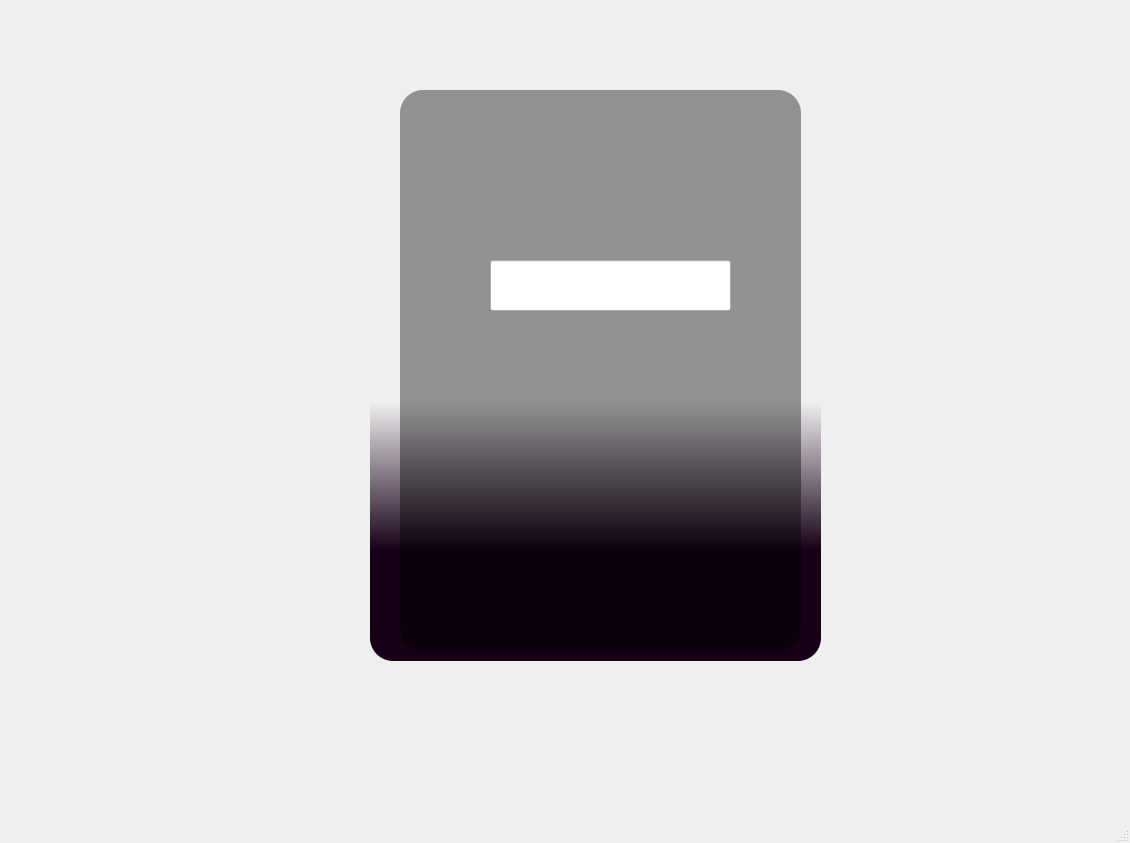
This is untitled.ui in manhhaonhm/ungdung as Qt 5 draws it before an edit. The edited form follows.
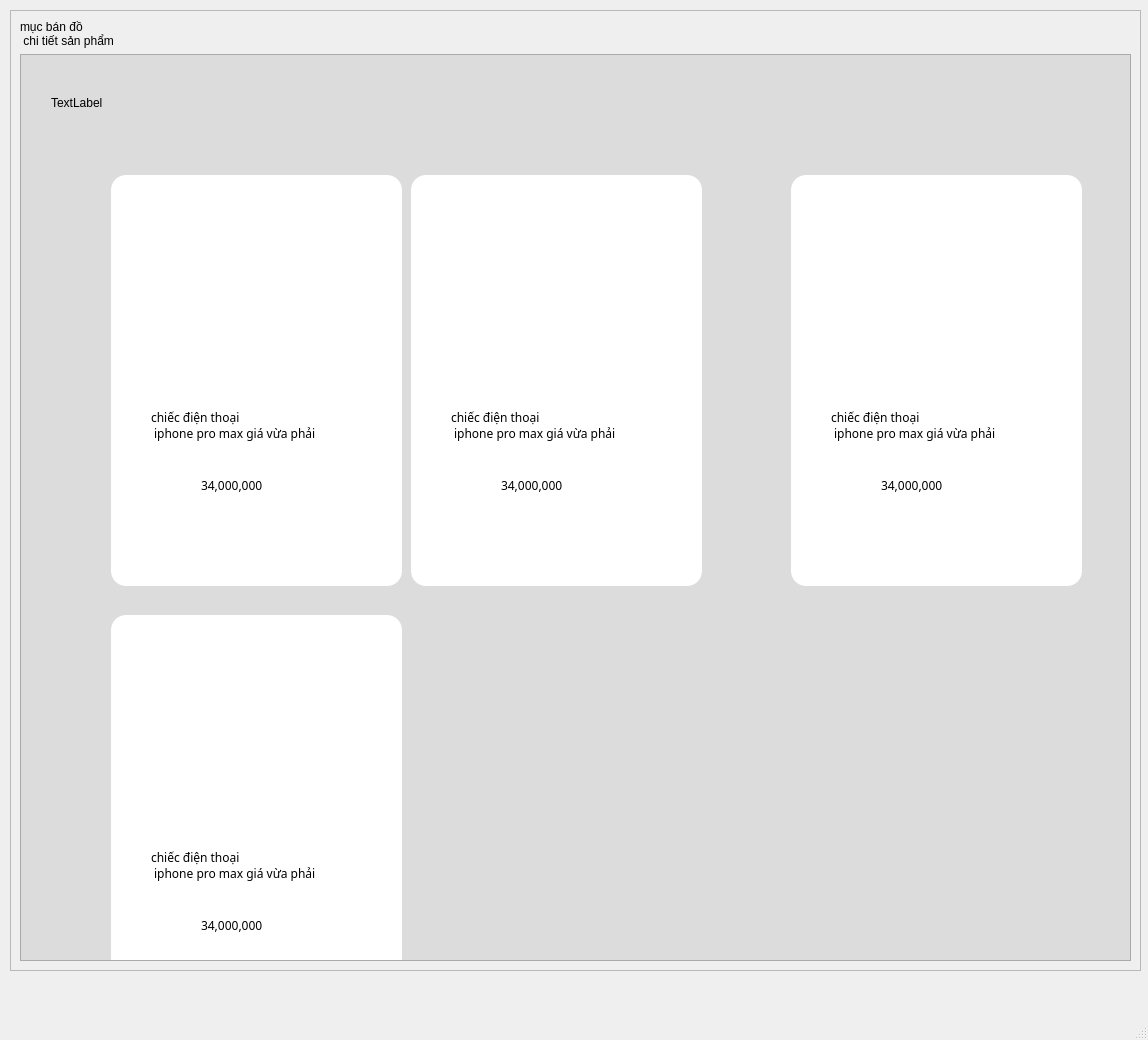
This is the edited form. Icons and pictures are not drawn.

Diff of the .ui file:
```diff
--- a/untitled.ui
+++ b/untitled.ui
@@ -6,88 +6,396 @@
    <rect>
     <x>0</x>
     <y>0</y>
-    <width>1130</width>
-    <height>843</height>
+    <width>1148</width>
+    <height>1040</height>
    </rect>
   </property>
   <property name="windowTitle">
    <string>MainWindow</string>
   </property>
   <widget class="QWidget" name="centralwidget">
-   <widget class="QWidget" name="widget" native="true">
+   <widget class="QScrollArea" name="scrollArea">
     <property name="geometry">
      <rect>
-      <x>350</x>
-      <y>40</y>
-      <width>501</width>
-      <height>641</height>
+      <x>10</x>
+      <y>10</y>
+      <width>1131</width>
+      <height>961</height>
      </rect>
     </property>
-    <widget class="QLabel" name="label_2">
+    <property name="widgetResizable">
+     <bool>true</bool>
+    </property>
+    <widget class="QWidget" name="scrollAreaWidgetContents">
      <property name="geometry">
       <rect>
-       <x>20</x>
-       <y>10</y>
-       <width>451</width>
-       <height>611</height>
+       <x>0</x>
+       <y>0</y>
+       <width>1129</width>
+       <height>959</height>
       </rect>
      </property>
-     <property name="styleSheet">
-      <string notr="true">background-color: qlineargradient(spread:pad, x1:0, y1:0.818, x2:0, y2:0.409, stop:0 rgba(22, 0, 23, 255), stop:0.59204 rgba(204, 0, 255, 0));
-border-radius: 23px;</string>
-     </property>
-     <property name="text">
-      <string/>
-     </property>
+     <layout class="QVBoxLayout" name="verticalLayout">
+      <item>
+       <widget class="QLabel" name="label">
+        <property name="text">
+         <string>mục bán đồ 
+ chi tiết sản phẩm</string>
+        </property>
+       </widget>
+      </item>
+      <item>
+       <widget class="QScrollArea" name="scrollArea_2">
+        <property name="styleSheet">
+         <string notr="true">background-color: rgb(220, 220, 220);</string>
+        </property>
+        <property name="widgetResizable">
+         <bool>true</bool>
+        </property>
+        <widget class="QWidget" name="scrollAreaWidgetContents_2">
+         <property name="geometry">
+          <rect>
+           <x>0</x>
+           <y>0</y>
+           <width>1105</width>
+           <height>896</height>
+          </rect>
+         </property>
+         <widget class="QLabel" name="label_2">
+          <property name="geometry">
+           <rect>
+            <x>30</x>
+            <y>40</y>
+            <width>71</width>
+            <height>16</height>
+           </rect>
+          </property>
+          <property name="text">
+           <string>TextLabel</string>
+          </property>
+         </widget>
+         <widget class="QLabel" name="label_3">
+          <property name="geometry">
+           <rect>
+            <x>150</x>
+            <y>120</y>
+            <width>271</width>
+            <height>311</height>
+           </rect>
+          </property>
+          <property name="text">
+           <string/>
+          </property>
+         </widget>
+         <widget class="QFrame" name="frame">
+          <property name="geometry">
+           <rect>
+            <x>90</x>
+            <y>120</y>
+            <width>291</width>
+            <height>411</height>
+           </rect>
+          </property>
+          <property name="styleSheet">
+           <string notr="true">background-color: rgb(255, 255, 255);
+border-radius:15px;</string>
+          </property>
+          <property name="frameShape">
+           <enum>QFrame::StyledPanel</enum>
+          </property>
+          <property name="frameShadow">
+           <enum>QFrame::Raised</enum>
+          </property>
+          <widget class="QLabel" name="label_4">
+           <property name="geometry">
+            <rect>
+             <x>50</x>
+             <y>40</y>
+             <width>191</width>
+             <height>201</height>
+            </rect>
+           </property>
+           <property name="text">
+            <string/>
+           </property>
+           <property name="pixmap">
+            <pixmap>image/iphone_16_pro_max_natural_-_1_copy_c85417198ff249b0852a93d7bc660695_medium (1).webp</pixmap>
+           </property>
+           <property name="scaledContents">
+            <bool>true</bool>
+           </property>
+          </widget>
+          <widget class="QLabel" name="label_14">
+           <property name="geometry">
+            <rect>
+             <x>40</x>
+             <y>220</y>
+             <width>221</width>
+             <height>61</height>
+            </rect>
+           </property>
+           <property name="font">
+            <font>
+             <family>Century Gothic</family>
+            </font>
+           </property>
+           <property name="text">
+            <string>chiếc điện thoại 
+ iphone pro max giá vừa phải</string>
+           </property>
+          </widget>
+          <widget class="QLabel" name="label_15">
+           <property name="geometry">
+            <rect>
+             <x>90</x>
+             <y>290</y>
+             <width>71</width>
+             <height>41</height>
+            </rect>
+           </property>
+           <property name="font">
+            <font>
+             <family>Century Gothic</family>
+            </font>
+           </property>
+           <property name="text">
+            <string>34,000,000</string>
+           </property>
+          </widget>
+         </widget>
+         <widget class="QFrame" name="frame_5">
+          <property name="geometry">
+           <rect>
+            <x>390</x>
+            <y>120</y>
+            <width>291</width>
+            <height>411</height>
+           </rect>
+          </property>
+          <property name="styleSheet">
+           <string notr="true">background-color: rgb(255, 255, 255);
+border-radius:15px;</string>
+          </property>
+          <property name="frameShape">
+           <enum>QFrame::StyledPanel</enum>
+          </property>
+          <property name="frameShadow">
+           <enum>QFrame::Raised</enum>
+          </property>
+          <widget class="QLabel" name="label_16">
+           <property name="geometry">
+            <rect>
+             <x>50</x>
+             <y>40</y>
+             <width>191</width>
+             <height>201</height>
+            </rect>
+           </property>
+           <property name="text">
+            <string/>
+           </property>
+           <property name="pixmap">
+            <pixmap>image/iphone_16_pro_max_natural_-_1_copy_c85417198ff249b0852a93d7bc660695_medium (1).webp</pixmap>
+           </property>
+           <property name="scaledContents">
+            <bool>true</bool>
+           </property>
+          </widget>
+          <widget class="QLabel" name="label_17">
+           <property name="geometry">
+            <rect>
+             <x>40</x>
+             <y>220</y>
+             <width>221</width>
+             <height>61</height>
+            </rect>
+           </property>
+           <property name="font">
+            <font>
+             <family>Century Gothic</family>
+            </font>
+           </property>
+           <property name="text">
+            <string>chiếc điện thoại 
+ iphone pro max giá vừa phải</string>
+           </property>
+          </widget>
+          <widget class="QLabel" name="label_18">
+           <property name="geometry">
+            <rect>
+             <x>90</x>
+             <y>290</y>
+             <width>71</width>
+             <height>41</height>
+            </rect>
+           </property>
+           <property name="font">
+            <font>
+             <family>Century Gothic</family>
+            </font>
+           </property>
+           <property name="text">
+            <string>34,000,000</string>
+           </property>
+          </widget>
+         </widget>
+         <widget class="QFrame" name="frame_6">
+          <property name="geometry">
+           <rect>
+            <x>770</x>
+            <y>120</y>
+            <width>291</width>
+            <height>411</height>
+           </rect>
+          </property>
+          <property name="styleSheet">
+           <string notr="true">background-color: rgb(255, 255, 255);
+border-radius:15px;</string>
+          </property>
+          <property name="frameShape">
+           <enum>QFrame::StyledPanel</enum>
+          </property>
+          <property name="frameShadow">
+           <enum>QFrame::Raised</enum>
+          </property>
+          <widget class="QLabel" name="label_19">
+           <property name="geometry">
+            <rect>
+             <x>50</x>
+             <y>40</y>
+             <width>191</width>
+             <height>201</height>
+            </rect>
+           </property>
+           <property name="text">
+            <string/>
+           </property>
+           <property name="pixmap">
+            <pixmap>image/iphone_16_pro_max_natural_-_1_copy_c85417198ff249b0852a93d7bc660695_medium (1).webp</pixmap>
+           </property>
+           <property name="scaledContents">
+            <bool>true</bool>
+           </property>
+          </widget>
+          <widget class="QLabel" name="label_20">
+           <property name="geometry">
+            <rect>
+             <x>40</x>
+             <y>220</y>
+             <width>221</width>
+             <height>61</height>
+            </rect>
+           </property>
+           <property name="font">
+            <font>
+             <family>Century Gothic</family>
+            </font>
+           </property>
+           <property name="text">
+            <string>chiếc điện thoại 
+ iphone pro max giá vừa phải</string>
+           </property>
+          </widget>
+          <widget class="QLabel" name="label_21">
+           <property name="geometry">
+            <rect>
+             <x>90</x>
+             <y>290</y>
+             <width>71</width>
+             <height>41</height>
+            </rect>
+           </property>
+           <property name="font">
+            <font>
+             <family>Century Gothic</family>
+            </font>
+           </property>
+           <property name="text">
+            <string>34,000,000</string>
+           </property>
+          </widget>
+         </widget>
+         <widget class="QFrame" name="frame_7">
+          <property name="geometry">
+           <rect>
+            <x>90</x>
+            <y>560</y>
+            <width>291</width>
+            <height>411</height>
+           </rect>
+          </property>
+          <property name="styleSheet">
+           <string notr="true">background-color: rgb(255, 255, 255);
+border-radius:15px;</string>
+          </property>
+          <property name="frameShape">
+           <enum>QFrame::StyledPanel</enum>
+          </property>
+          <property name="frameShadow">
+           <enum>QFrame::Raised</enum>
+          </property>
+          <widget class="QLabel" name="label_22">
+           <property name="geometry">
+            <rect>
+             <x>50</x>
+             <y>40</y>
+             <width>191</width>
+             <height>201</height>
+            </rect>
+           </property>
+           <property name="text">
+            <string/>
+           </property>
+           <property name="pixmap">
+            <pixmap>image/iphone_16_pro_max_natural_-_1_copy_c85417198ff249b0852a93d7bc660695_medium (1).webp</pixmap>
+           </property>
+           <property name="scaledContents">
+            <bool>true</bool>
+           </property>
+          </widget>
+          <widget class="QLabel" name="label_23">
+           <property name="geometry">
+            <rect>
+             <x>40</x>
+             <y>220</y>
+             <width>221</width>
+             <height>61</height>
+            </rect>
+           </property>
+           <property name="font">
+            <font>
+             <family>Century Gothic</family>
+            </font>
+           </property>
+           <property name="text">
+            <string>chiếc điện thoại 
+ iphone pro max giá vừa phải</string>
+           </property>
+          </widget>
+          <widget class="QLabel" name="label_24">
+           <property name="geometry">
+            <rect>
+             <x>90</x>
+             <y>290</y>
+             <width>71</width>
+             <height>41</height>
+            </rect>
+           </property>
+           <property name="font">
+            <font>
+             <family>Century Gothic</family>
+            </font>
+           </property>
+           <property name="text">
+            <string>34,000,000</string>
+           </property>
+          </widget>
+         </widget>
+        </widget>
+       </widget>
+      </item>
+     </layout>
     </widget>
-    <widget class="QLabel" name="label_3">
-     <property name="geometry">
-      <rect>
-       <x>50</x>
-       <y>50</y>
-       <width>401</width>
-       <height>561</height>
-      </rect>
-     </property>
-     <property name="styleSheet">
-      <string notr="true">background-color: rgba(0, 0, 0, 100);
-border-radius:23px;</string>
-     </property>
-     <property name="text">
-      <string/>
-     </property>
-    </widget>
-    <widget class="QLineEdit" name="lineEdit">
-     <property name="geometry">
-      <rect>
-       <x>140</x>
-       <y>220</y>
-       <width>241</width>
-       <height>51</height>
-      </rect>
-     </property>
-    </widget>
-    <widget class="QLabel" name="label_4">
-     <property name="geometry">
-      <rect>
-       <x>20</x>
-       <y>10</y>
-       <width>451</width>
-       <height>611</height>
-      </rect>
-     </property>
-     <property name="styleSheet">
-      <string notr="true">border-radius: 23px;
-border-image: url(:/newPrefix/29797f9bfd2a0e2391801ed9397b8ac8.jpg);</string>
-     </property>
-     <property name="text">
-      <string/>
-     </property>
-    </widget>
-    <zorder>label_4</zorder>
-    <zorder>label_2</zorder>
-    <zorder>label_3</zorder>
-    <zorder>lineEdit</zorder>
    </widget>
   </widget>
   <widget class="QMenuBar" name="menubar">
```
Left out of the diff: 6 changed lines with no effect on the pictures.
